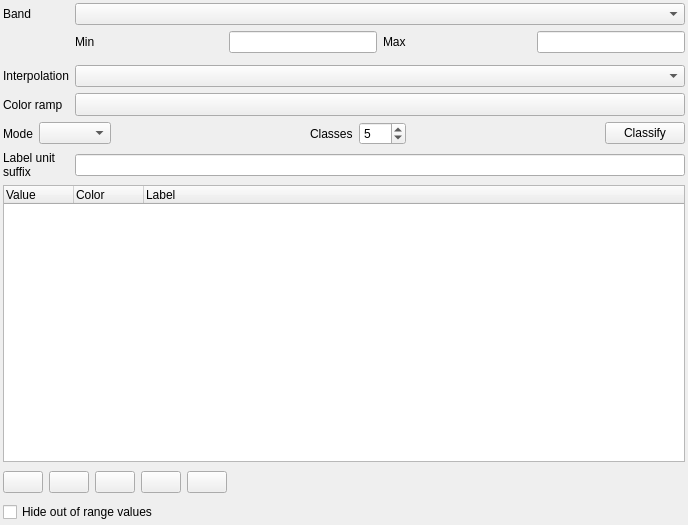
Qt form src/ui/qgssinglebandpseudocolorrendererwidgetbase.ui (qgis/QGIS) before a commit.
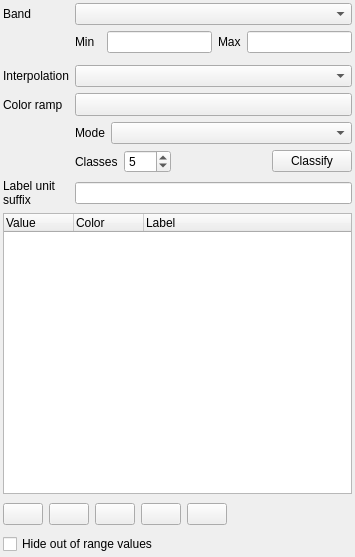
The same form after that commit. Icons and pictures are not drawn. Custom widgets are drawn as their Qt base class.

Commit message: Reorganizes Classify widgets in Dialogs

Diff of the .ui file:
```diff
--- a/src/ui/qgssinglebandpseudocolorrendererwidgetbase.ui
+++ b/src/ui/qgssinglebandpseudocolorrendererwidgetbase.ui
@@ -6,8 +6,8 @@
    <rect>
     <x>0</x>
     <y>0</y>
-    <width>688</width>
-    <height>525</height>
+    <width>355</width>
+    <height>557</height>
    </rect>
   </property>
   <property name="windowTitle">
@@ -17,7 +17,7 @@
    <property name="margin">
     <number>3</number>
    </property>
-   <item row="4" column="1" colspan="4">
+   <item row="4" column="1" colspan="5">
     <widget class="QgsColorRampButton" name="btnColorRamp">
      <property name="sizePolicy">
       <sizepolicy hsizetype="Expanding" vsizetype="Fixed">
@@ -39,26 +39,106 @@
      </property>
     </widget>
    </item>
-   <item row="3" column="1" colspan="4">
+   <item row="3" column="0">
+    <widget class="QLabel" name="mColorInterpolationLabel">
+     <property name="text">
+      <string>Interpolation</string>
+     </property>
+    </widget>
+   </item>
+   <item row="5" column="1" rowspan="2" colspan="5">
+    <layout class="QHBoxLayout" name="horizontalLayout">
+     <item>
+      <widget class="QLabel" name="mClassificationModeLabel">
+       <property name="text">
+        <string>Mode</string>
+       </property>
+      </widget>
+     </item>
+     <item>
+      <widget class="QComboBox" name="mClassificationModeComboBox">
+       <property name="sizePolicy">
+        <sizepolicy hsizetype="Expanding" vsizetype="Fixed">
+         <horstretch>0</horstretch>
+         <verstretch>0</verstretch>
+        </sizepolicy>
+       </property>
+      </widget>
+     </item>
+    </layout>
+   </item>
+   <item row="7" column="1" rowspan="2" colspan="5">
+    <layout class="QHBoxLayout" name="horizontalLayout_2">
+     <item>
+      <widget class="QLabel" name="mNumberOfEntriesLabel">
+       <property name="text">
+        <string>Classes</string>
+       </property>
+      </widget>
+     </item>
+     <item>
+      <widget class="QSpinBox" name="mNumberOfEntriesSpinBox">
+       <property name="sizePolicy">
+        <sizepolicy hsizetype="Fixed" vsizetype="Fixed">
+         <horstretch>0</horstretch>
+         <verstretch>0</verstretch>
+        </sizepolicy>
+       </property>
+       <property name="minimum">
+        <number>2</number>
+       </property>
+       <property name="maximum">
+        <number>255</number>
+       </property>
+       <property name="value">
+        <number>5</number>
+       </property>
+      </widget>
+     </item>
+     <item>
+      <spacer name="horizontalSpacer_2">
+       <property name="orientation">
+        <enum>Qt::Horizontal</enum>
+       </property>
+       <property name="sizeHint" stdset="0">
+        <size>
+         <width>40</width>
+         <height>20</height>
+        </size>
+       </property>
+      </spacer>
+     </item>
+     <item>
+      <widget class="QPushButton" name="mClassifyButton">
+       <property name="text">
+        <string>Classify</string>
+       </property>
+      </widget>
+     </item>
+    </layout>
+   </item>
+   <item row="3" column="1" colspan="5">
     <widget class="QComboBox" name="mColorInterpolationComboBox"/>
    </item>
-   <item row="1" column="1">
-    <widget class="QLabel" name="mMinLabel">
-     <property name="sizePolicy">
-      <sizepolicy hsizetype="MinimumExpanding" vsizetype="Fixed">
-       <horstretch>0</horstretch>
-       <verstretch>0</verstretch>
-      </sizepolicy>
-     </property>
-     <property name="text">
-      <string>Min</string>
-     </property>
-    </widget>
-   </item>
-   <item row="1" column="4">
+   <item row="1" column="5">
     <widget class="QLineEdit" name="mMaxLineEdit"/>
    </item>
-   <item row="7" column="0" colspan="5">
+   <item row="10" column="0">
+    <widget class="QLabel" name="mUnitLabel">
+     <property name="text">
+      <string>Label unit
+suffix</string>
+     </property>
+    </widget>
+   </item>
+   <item row="10" column="1" colspan="5">
+    <widget class="QLineEdit" name="mUnitLineEdit">
+     <property name="toolTip">
+      <string>Unit suffix</string>
+     </property>
+    </widget>
+   </item>
+   <item row="11" column="0" colspan="6">
     <widget class="QTreeWidget" name="mColormapTreeWidget">
      <property name="sizePolicy">
       <sizepolicy hsizetype="Expanding" vsizetype="Expanding">
@@ -98,30 +178,7 @@
      </column>
     </widget>
    </item>
-   <item row="1" column="3">
-    <widget class="QLabel" name="mMaxLabel">
-     <property name="sizePolicy">
-      <sizepolicy hsizetype="MinimumExpanding" vsizetype="Fixed">
-       <horstretch>0</horstretch>
-       <verstretch>0</verstretch>
-      </sizepolicy>
-     </property>
-     <property name="text">
-      <string>Max</string>
-     </property>
-    </widget>
-   </item>
-   <item row="6" column="1" colspan="4">
-    <widget class="QLineEdit" name="mUnitLineEdit">
-     <property name="toolTip">
-      <string>Unit suffix</string>
-     </property>
-    </widget>
-   </item>
-   <item row="2" column="0" colspan="5">
-    <widget class="QWidget" name="mMinMaxContainerWidget" native="true"/>
-   </item>
-   <item row="9" column="0" colspan="5">
+   <item row="13" column="0" colspan="6">
     <layout class="QHBoxLayout" name="horizontalLayout_3">
      <item>
       <widget class="QPushButton" name="mAddEntryButton">
@@ -193,25 +250,7 @@
      </item>
     </layout>
    </item>
-   <item row="0" column="0">
-    <widget class="QLabel" name="mBandLabel">
-     <property name="text">
-      <string>Band</string>
-     </property>
-    </widget>
-   </item>
-   <item row="6" column="0">
-    <widget class="QLabel" name="mUnitLabel">
-     <property name="text">
-      <string>Label unit
-suffix</string>
-     </property>
-    </widget>
-   </item>
-   <item row="1" column="2">
-    <widget class="QLineEdit" name="mMinLineEdit"/>
-   </item>
-   <item row="10" column="0" colspan="5">
+   <item row="14" column="0" colspan="6">
     <widget class="QCheckBox" name="mClipCheckBox">
      <property name="toolTip">
       <string>If checked, any pixels with a value out of range will not be rendered</string>
@@ -221,16 +260,19 @@
      </property>
     </widget>
    </item>
-   <item row="3" column="0">
-    <widget class="QLabel" name="mColorInterpolationLabel">
+   <item row="1" column="4">
+    <widget class="QLabel" name="mMaxLabel">
+     <property name="sizePolicy">
+      <sizepolicy hsizetype="MinimumExpanding" vsizetype="Fixed">
+       <horstretch>0</horstretch>
+       <verstretch>0</verstretch>
+      </sizepolicy>
+     </property>
      <property name="text">
-      <string>Interpolation</string>
+      <string>Max</string>
      </property>
     </widget>
    </item>
-   <item row="0" column="1" colspan="4">
-    <widget class="QgsRasterBandComboBox" name="mBandComboBox"/>
-   </item>
    <item row="4" column="0">
     <widget class="QLabel" name="mColorInterpolationLabel_2">
      <property name="text">
@@ -238,78 +280,34 @@
      </property>
     </widget>
    </item>
-   <item row="5" column="0" colspan="5">
-    <layout class="QHBoxLayout" name="horizontalLayout_5">
-     <item>
-      <widget class="QLabel" name="mClassificationModeLabel">
-       <property name="text">
-        <string>Mode</string>
-       </property>
-      </widget>
-     </item>
-     <item>
-      <widget class="QComboBox" name="mClassificationModeComboBox"/>
-     </item>
-     <item>
-      <spacer name="horizontalSpacer_4">
-       <property name="orientation">
-        <enum>Qt::Horizontal</enum>
-       </property>
-       <property name="sizeHint" stdset="0">
-        <size>
-         <width>40</width>
-         <height>20</height>
-        </size>
-       </property>
-      </spacer>
-     </item>
-     <item>
-      <widget class="QLabel" name="mNumberOfEntriesLabel">
-       <property name="text">
-        <string>Classes</string>
-       </property>
-      </widget>
-     </item>
-     <item>
-      <widget class="QSpinBox" name="mNumberOfEntriesSpinBox">
-       <property name="sizePolicy">
-        <sizepolicy hsizetype="Fixed" vsizetype="Fixed">
-         <horstretch>0</horstretch>
-         <verstretch>0</verstretch>
-        </sizepolicy>
-       </property>
-       <property name="minimum">
-        <number>2</number>
-       </property>
-       <property name="maximum">
-        <number>255</number>
-       </property>
-       <property name="value">
-        <number>5</number>
-       </property>
-      </widget>
-     </item>
-     <item>
-      <spacer name="horizontalSpacer_2">
-       <property name="orientation">
-        <enum>Qt::Horizontal</enum>
-       </property>
-       <property name="sizeHint" stdset="0">
-        <size>
-         <width>40</width>
-         <height>20</height>
-        </size>
-       </property>
-      </spacer>
-     </item>
-     <item>
-      <widget class="QPushButton" name="mClassifyButton">
-       <property name="text">
-        <string>Classify</string>
-       </property>
-      </widget>
-     </item>
-    </layout>
+   <item row="1" column="1">
+    <widget class="QLabel" name="mMinLabel">
+     <property name="sizePolicy">
+      <sizepolicy hsizetype="MinimumExpanding" vsizetype="Fixed">
+       <horstretch>0</horstretch>
+       <verstretch>0</verstretch>
+      </sizepolicy>
+     </property>
+     <property name="text">
+      <string>Min</string>
+     </property>
+    </widget>
+   </item>
+   <item row="0" column="1" colspan="5">
+    <widget class="QgsRasterBandComboBox" name="mBandComboBox"/>
+   </item>
+   <item row="2" column="0" colspan="6">
+    <widget class="QWidget" name="mMinMaxContainerWidget" native="true"/>
+   </item>
+   <item row="0" column="0">
+    <widget class="QLabel" name="mBandLabel">
+     <property name="text">
+      <string>Band</string>
+     </property>
+    </widget>
+   </item>
+   <item row="1" column="3">
+    <widget class="QLineEdit" name="mMinLineEdit"/>
    </item>
   </layout>
  </widget>
```
Left out of the diff: 2 changed lines with no effect on the pictures. The commit also changes 2 other files.
